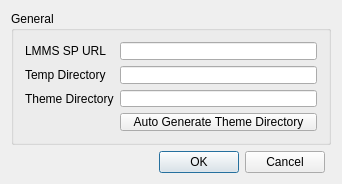
The window that ui/ui/configuration.ui (kmklr72/LMMS-Theme-Installer) describes before a commit, drawn with Qt 5.
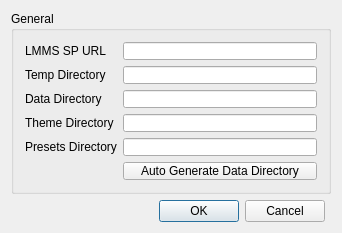
The same window after the commit.

The edit to the form file:
```diff
--- a/ui/ui/configuration.ui
+++ b/ui/ui/configuration.ui
@@ -7,7 +7,7 @@
     <x>0</x>
     <y>0</y>
     <width>342</width>
-    <height>184</height>
+    <height>233</height>
    </rect>
   </property>
   <property name="sizePolicy">
@@ -66,19 +66,39 @@
         <widget class="QLineEdit" name="tmpDirLineEdit"/>
        </item>
        <item row="2" column="0">
-        <widget class="QLabel" name="themeDirLabel">
+        <widget class="QLabel" name="dataDirLabel">
          <property name="text">
-          <string>Theme Directory</string>
+          <string>Data Directory</string>
          </property>
         </widget>
        </item>
        <item row="2" column="1">
-        <widget class="QLineEdit" name="themeDirLineEdit"/>
+        <widget class="QLineEdit" name="dataDirLineEdit"/>
+       </item>
+       <item row="5" column="1">
+        <widget class="QPushButton" name="dataDirAutoGenPushButton">
+         <property name="text">
+          <string>Auto Generate Data Directory</string>
+         </property>
+        </widget>
        </item>
        <item row="3" column="1">
-        <widget class="QPushButton" name="themeDirAutoGenPushButton">
+        <widget class="QLineEdit" name="themeDirLineEdit"/>
+       </item>
+       <item row="3" column="0">
+        <widget class="QLabel" name="themeDirLabel">
          <property name="text">
-          <string>Auto Generate Theme Directory</string>
+          <string>Theme Directory</string>
+         </property>
+        </widget>
+       </item>
+       <item row="4" column="1">
+        <widget class="QLineEdit" name="presetDirLineEdit"/>
+       </item>
+       <item row="4" column="0">
+        <widget class="QLabel" name="presetDirLabel">
+         <property name="text">
+          <string>Presets Directory</string>
          </property>
         </widget>
        </item>
```
